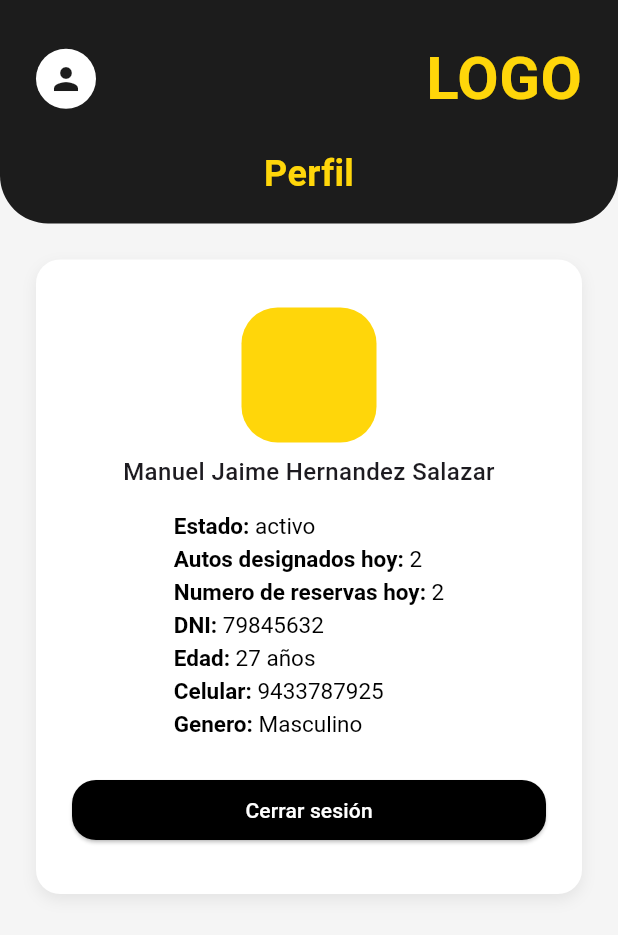
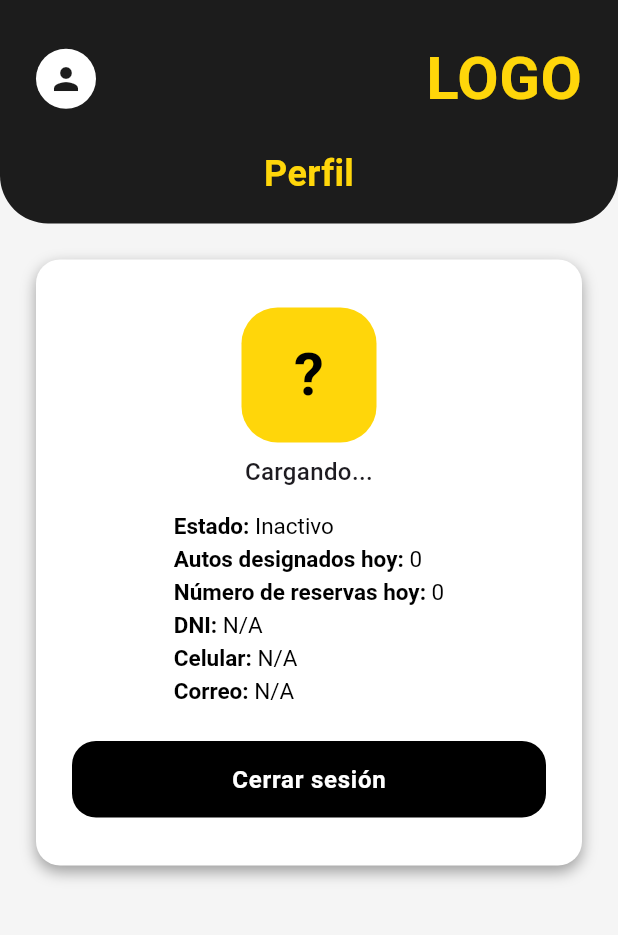
Before and after one commit to AndroidCodecta/app_movil_sistema_integral_de_reservas_y_gestion_de_taxis, a Flutter app: the ProfilePage screen opened by its route, after a tap on the "person" icon, on a phone screen of 412 x 824 dp. Shown: the top 935 px of the screen. Run offline on Flutter 3.47's test engine with Material 3 defaults, Android fonts, the phone set to English and light mode, and no system bars; our stand-ins replace shared_preferences; accounts and stored records are empty.

Commit message:
feat(profile): fetch user data from API in profile page

```diff
--- a/lib/Views/Profile/profile_page.dart
+++ b/lib/Views/Profile/profile_page.dart
@@ -1,9 +1,86 @@
 import 'package:flutter/material.dart';
 import '../widgets/header.dart';
-// import '../widgets/bottom_navigation.dart';
+import '../../Utils/session_manager.dart';
 
-class ProfilePage extends StatelessWidget {
+class ProfilePage extends StatefulWidget {
   const ProfilePage({super.key});
+
+  @override
+  State<ProfilePage> createState() => _ProfilePageState();
+}
+
+class _ProfilePageState extends State<ProfilePage> with SingleTickerProviderStateMixin {
+  Map<String, dynamic>? userData;
+  Map<String, dynamic>? choferData;
+  List<Map<String, dynamic>> reservas = [];
+  bool _isLoading = true;
+  double _buttonScale = 1.0;
+
+  @override
+  void initState() {
+    super.initState();
+    _loadUserData();
+  }
+
+  Future<void> _loadUserData() async {
+    setState(() => _isLoading = true);
+    final user = await SessionManager.getUser();
+    final reservasData = await SessionManager.getReservas();
+    setState(() {
+      userData = user;
+      choferData = user?['chofer'];
+      reservas = reservasData;
+      _isLoading = false;
+    });
+  }
+
+  String _getNombreCompleto() {
+    if (choferData == null) return 'Cargando...';
+    final nombres = choferData!['nombres'] ?? '';
+    final apellidoPaterno = choferData!['apellido_paterno'] ?? '';
+    final apellidoMaterno = choferData!['apellido_materno'] ?? '';
+    return '$nombres $apellidoPaterno $apellidoMaterno'.trim();
+  }
+
+  String _getEstado() {
+    if (choferData == null) return 'Inactivo';
+    final estadoActivo = choferData!['estado_activo'] ?? 0;
+    return estadoActivo == 1 ? 'Activo' : 'Inactivo';
+  }
+
+  int _contarAutosDesignados() {
+    if (reservas.isEmpty) return 0;
+    final vehiculosUnicos = <int>{};
+    for (var reserva in reservas) {
+      if (reserva['vehiculo_id'] != null) {
+        vehiculosUnicos.add(reserva['vehiculo_id'] as int);
+      }
+    }
+    return vehiculosUnicos.length;
+  }
+
+  Future<void> _cerrarSesion() async {
+    final confirmar = await showDialog<bool>(
+      context: context,
+      builder: (context) => AlertDialog(
+        title: const Text('Cerrar sesión'),
+        content: const Text('¿Estás seguro que deseas cerrar sesión?'),
+        actions: [
+          TextButton(
+            onPressed: () => Navigator.pop(context, false),
+            child: const Text('Cancelar'),
+          ),
+          TextButton(
+            onPressed: () => Navigator.pop(context, true),
+            child: const Text('Cerrar sesión'),
+          ),
+        ],
+      ),
+    );
+    if (confirmar == true && mounted) {
+      Navigator.pushNamedAndRemoveUntil(context, '/', (route) => false);
+    }
+  }
 
   @override
   Widget build(BuildContext context) {
@@ -14,21 +91,20 @@ class ProfilePage extends StatelessWidget {
           children: [
             const LogoHeader(titulo: 'Perfil', estiloLogin: false),
             Expanded(
-              child: SingleChildScrollView(
+              child: _isLoading
+                  ? const Center(child: CircularProgressIndicator())
+                  : SingleChildScrollView(
                 padding: const EdgeInsets.all(24),
                 child: Center(
                   child: Container(
                     width: double.infinity,
-                    padding: const EdgeInsets.symmetric(
-                      horizontal: 24,
-                      vertical: 32,
-                    ),
+                    padding: const EdgeInsets.symmetric(horizontal: 24, vertical: 32),
                     decoration: BoxDecoration(
                       color: Colors.white,
                       borderRadius: BorderRadius.circular(16),
                       boxShadow: [
                         BoxShadow(
-                          color: Colors.grey.withOpacity(0.2),
+                          color: Colors.grey.withValues(alpha: 0.2 * 255),
                           blurRadius: 8,
                           offset: const Offset(0, 4),
                         ),
@@ -44,11 +120,23 @@ class ProfilePage extends StatelessWidget {
                             color: const Color.fromRGBO(255, 214, 10, 1),
                             borderRadius: BorderRadius.circular(24),
                           ),
+                          child: Center(
+                            child: Text(
+                              choferData != null && choferData!['nombres'] != null
+                                  ? choferData!['nombres'][0].toUpperCase()
+                                  : '?',
+                              style: const TextStyle(
+                                fontSize: 40,
+                                fontWeight: FontWeight.bold,
+                                color: Colors.black,
+                              ),
+                            ),
+                          ),
                         ),
                         const SizedBox(height: 8),
-                        const Text(
-                          'Manuel Jaime Hernandez Salazar',
-                          style: TextStyle(
+                        Text(
+                          _getNombreCompleto(),
+                          style: const TextStyle(
                             fontSize: 16,
                             fontWeight: FontWeight.w500,
                           ),
@@ -57,37 +145,75 @@ class ProfilePage extends StatelessWidget {
                         const SizedBox(height: 16),
                         Column(
                           crossAxisAlignment: CrossAxisAlignment.start,
-                          children: const [
-                            _InfoRow(label: 'Estado: ', value: 'activo'),
-                            SizedBox(height: 4),
-                            _InfoRow(label: 'Autos designados hoy: ', value: '2'),
-                            SizedBox(height: 4),
-                            _InfoRow(label: 'Numero de reservas hoy: ', value: '2'),
-                            SizedBox(height: 4),
-                            _InfoRow(label: 'DNI: ', value: '79845632'),
-                            SizedBox(height: 4),
-                            _InfoRow(label: 'Edad: ', value: '27 años'),
-                            SizedBox(height: 4),
-                            _InfoRow(label: 'Celular: ', value: '9433787925'),
-                            SizedBox(height: 4),
-                            _InfoRow(label: 'Genero: ', value: 'Masculino'),
+                          children: [
+                            _InfoRow(
+                              label: 'Estado: ',
+                              value: _getEstado(),
+                            ),
+                            const SizedBox(height: 4),
+                            _InfoRow(
+                              label: 'Autos designados hoy: ',
+                              value: _contarAutosDesignados().toString(),
+                            ),
+                            const SizedBox(height: 4),
+                            _InfoRow(
+                              label: 'Número de reservas hoy: ',
+                              value: reservas.length.toString(),
+                            ),
+                            const SizedBox(height: 4),
+                            _InfoRow(
+                              label: 'DNI: ',
+                              value: choferData?['dni'] ?? 'N/A',
+                            ),
+                            const SizedBox(height: 4),
+                            _InfoRow(
+                              label: 'Celular: ',
+                              value: choferData?['celular'] ?? 'N/A',
+                            ),
+                            const SizedBox(height: 4),
+                            _InfoRow(
+                              label: 'Correo: ',
+                              value: choferData?['correo'] ?? userData?['email'] ?? 'N/A',
+                            ),
                           ],
                         ),
                         const SizedBox(height: 24),
-                        SizedBox(
-                          width: double.infinity,
-                          child: ElevatedButton(
-                            style: ElevatedButton.styleFrom(
-                              backgroundColor: Colors.black,
-                              foregroundColor: Colors.white,
-                              shape: RoundedRectangleBorder(
-                                borderRadius: BorderRadius.circular(16),
+                        AnimatedScale(
+                          scale: _buttonScale,
+                          duration: const Duration(milliseconds: 120),
+                          curve: Curves.easeInOut,
+                          child: SizedBox(
+                            width: double.infinity,
+                            child: InkWell(
+                              borderRadius: BorderRadius.circular(16),
+                              onTapDown: (_) {
+                                setState(() => _buttonScale = 0.95);
+                              },
+                              onTapUp: (_) {
+                                setState(() => _buttonScale = 1.0);
+                                _cerrarSesion();
+                              },
+                              onTapCancel: () {
+                                setState(() => _buttonScale = 1.0);
+                              },
+                              child: Container(
+                                decoration: BoxDecoration(
+                                  color: Colors.black,
+                                  borderRadius: BorderRadius.circular(16),
+                                ),
+                                padding: const EdgeInsets.symmetric(vertical: 14),
+                                alignment: Alignment.center,
+                                child: const Text(
+                                  'Cerrar sesión',
+                                  style: TextStyle(
+                                    color: Colors.white,
+                                    fontSize: 16,
+                                    fontWeight: FontWeight.bold,
+                                    letterSpacing: 0.5,
+                                  ),
+                                ),
                               ),
                             ),
-                            onPressed: () {
-                              Navigator.pushNamed(context, '/');
-                            },
-                            child: const Text('Cerrar sesión'),
                           ),
                         ),
                       ],
```
